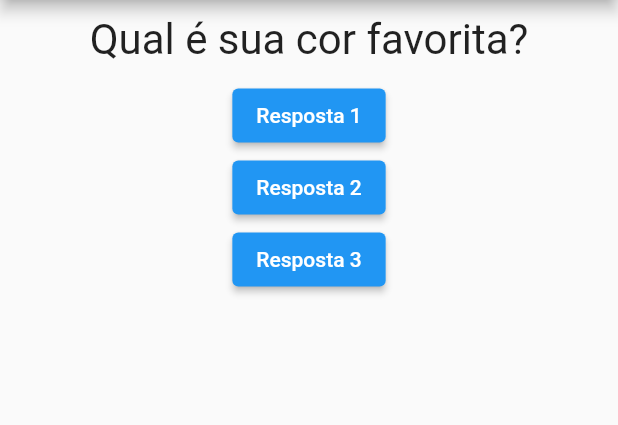
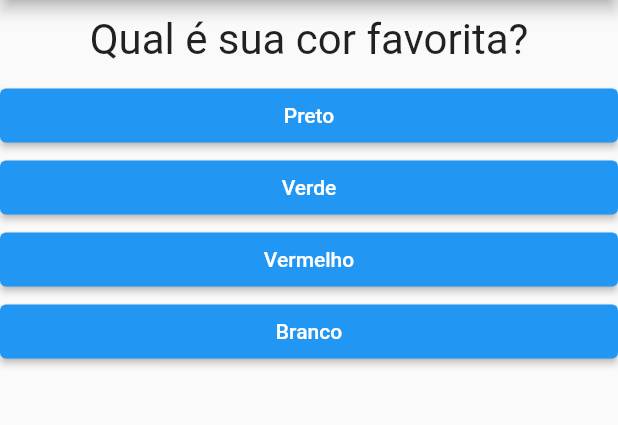
Before and after one commit to Offerreiraa/FirstAppFlutter, a Flutter app: the screen it shows after launch, on a phone screen of 412 x 824 dp, the part 84-509 px from its top. Run offline on Flutter 3.47's test engine with Material 2 defaults, Android fonts, the phone set to English and light mode, and no system bars.

Commit message:
Transformando os botoes em lista e alterando design do botao

```diff
--- a/lib/main.dart
+++ b/lib/main.dart
@@ -29,6 +29,13 @@ class _PerguntaAppState extends State<PerguntaApp> {
         'resposta': ['Paulo', 'Renato', 'Douglas', 'Astarote'],
       },
     ];
+
+    List<Widget> respostas = [];
+
+    for (String textResp in perguntas[_perguntaSelecionada].cast()['resposta']) {
+      respostas.add(Resposta(textResp, _responder));
+    }
+
     return MaterialApp(
       home: Scaffold(
         appBar: AppBar(
@@ -38,9 +45,7 @@ class _PerguntaAppState extends State<PerguntaApp> {
         body: Column(
           children: [
             Questao(perguntas[_perguntaSelecionada]['texto'].toString()),
-            Resposta('Resposta 1', _responder),
-            Resposta('Resposta 2', _responder),
-            Resposta('Resposta 3', _responder),
+            ...respostas,
           ],
         ),
       ),
--- a/lib/resposta.dart
+++ b/lib/resposta.dart
@@ -8,6 +8,6 @@ class Resposta extends StatelessWidget {
 
   @override
   Widget build(BuildContext context) {
-    return ElevatedButton(onPressed: onSelecionado, child: Text(texto));
+    return SizedBox(width: double.infinity,child: ElevatedButton(onPressed: onSelecionado, child: Text(texto),),);
   }
 }
```
